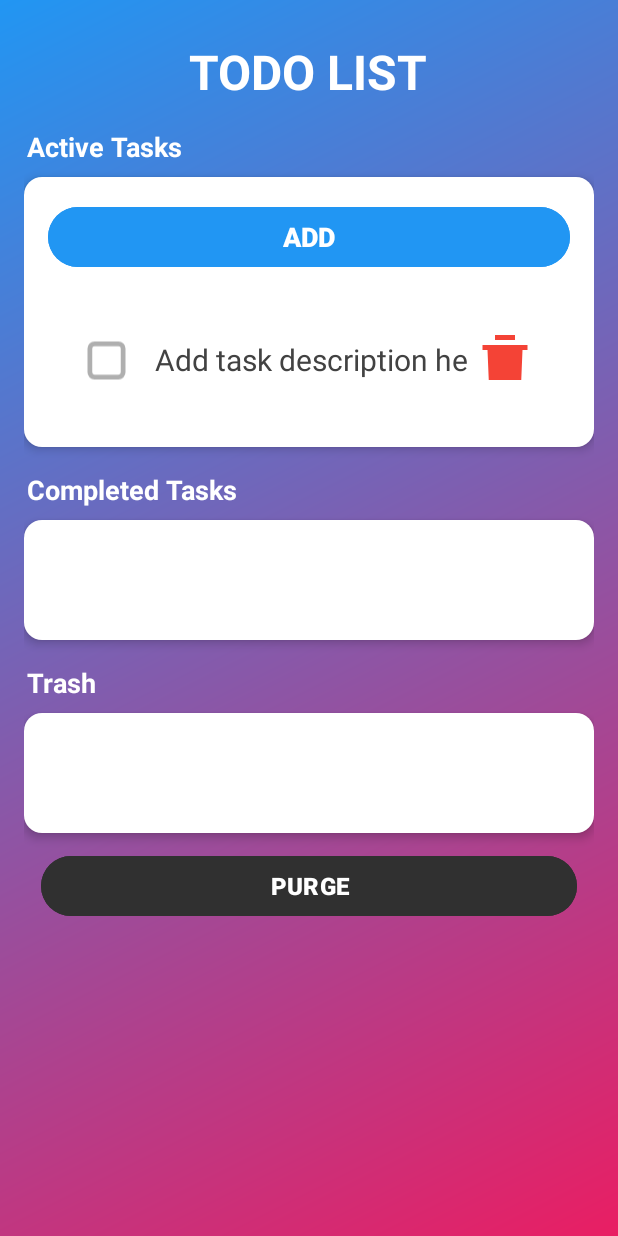
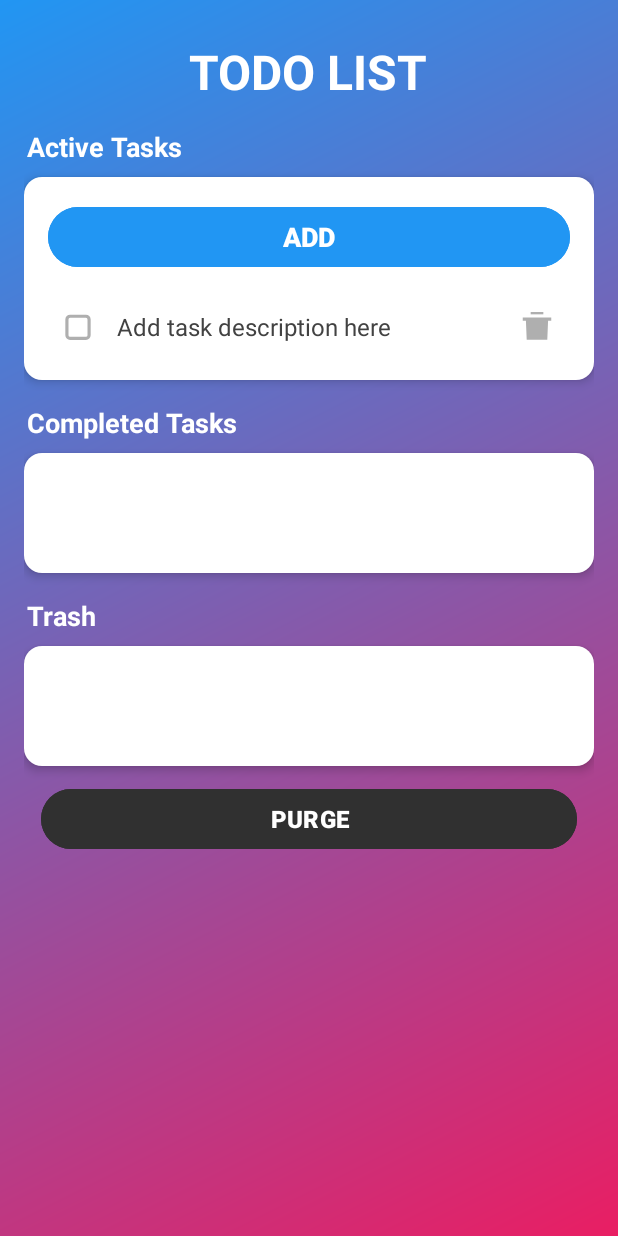
Before and after one commit to OndrejWienerUNI/github-ow-pma-2024, an Android app: the screen it shows after launch (MainActivity), after a tap on "ADD", on a phone screen of 412 x 824 dp. Run offline under Robolectric (Android 15) with nearby library versions, the phone set to English and light mode, and no system bars.

```diff
--- a/pma02_todo_list/app/src/main/res/layout/todo_item.xml
+++ b/pma02_todo_list/app/src/main/res/layout/todo_item.xml
@@ -3,17 +3,18 @@
     xmlns:android="http://schemas.android.com/apk/res/android"
     xmlns:app="http://schemas.android.com/apk/res-auto"
     android:layout_width="match_parent"
-    android:layout_height="wrap_content"
+    android:layout_height="35dp"
     android:orientation="horizontal"
     android:gravity="center_vertical"
-    android:padding="10dp"
+    android:paddingStart="5dp"
+    android:paddingEnd="5dp"
     android:background="@drawable/rounded_white_background"
-    android:layout_margin="8dp">
+    android:layout_margin="2dp">
 
     <!-- FrameLayout to hold the checkbox and the checkmark overlay -->
     <FrameLayout
-        android:layout_width="40dp"
-        android:layout_height="40dp"
+        android:layout_width="25dp"
+        android:layout_height="25dp"
         android:layout_marginEnd="8dp">
 
         <!-- Unchecked Checkbox Icon (Background) -->
@@ -21,7 +22,7 @@
             android:id="@+id/iv_checkbox"
             android:layout_width="match_parent"
             android:layout_height="match_parent"
-            android:layout_marginStart="2dp"
+            android:layout_marginStart="0dp"
             android:src="@drawable/ic_checkbox"
             android:contentDescription="@string/unchecked_checkbox_icon" />
 
@@ -40,33 +41,31 @@
     <EditText
         android:id="@+id/et_task_description"
         android:layout_width="0dp"
-        android:layout_height="wrap_content"
+        android:layout_height="35dp"
         android:layout_weight="1"
         android:layout_marginStart="5dp"
         android:layout_marginEnd="5dp"
         android:autofillHints=""
         android:textColor="@color/text_primary"
-        android:textSize="20sp"
+        android:textSize="16sp"
         android:textStyle="normal"
         android:hint="@string/todo_item_hint"
         android:textColorHint="@color/cardview_dark_background"
         android:inputType="text"
         android:background="@android:color/transparent"
         android:maxLines="1"
-        android:minHeight="48dp"
-        android:paddingTop="10dp"
-        android:paddingBottom="10dp" />
+        android:minHeight="25dp"/>
 
 
     <!-- Trash Icon (task deletion) -->
     <ImageView
         android:id="@+id/iv_trash"
-        android:layout_width="40dp"
-        android:layout_height="40dp"
+        android:layout_width="25dp"
+        android:layout_height="25dp"
         android:layout_marginStart="0dp"
-        android:layout_marginEnd="5dp"
+        android:layout_marginEnd="2dp"
         android:src="@drawable/ic_trash"
         android:contentDescription="@string/trash_icon"
-        app:tint="@color/error_red" />
+        app:tint="@color/background_light_gray" />
 
 </LinearLayout>
```
